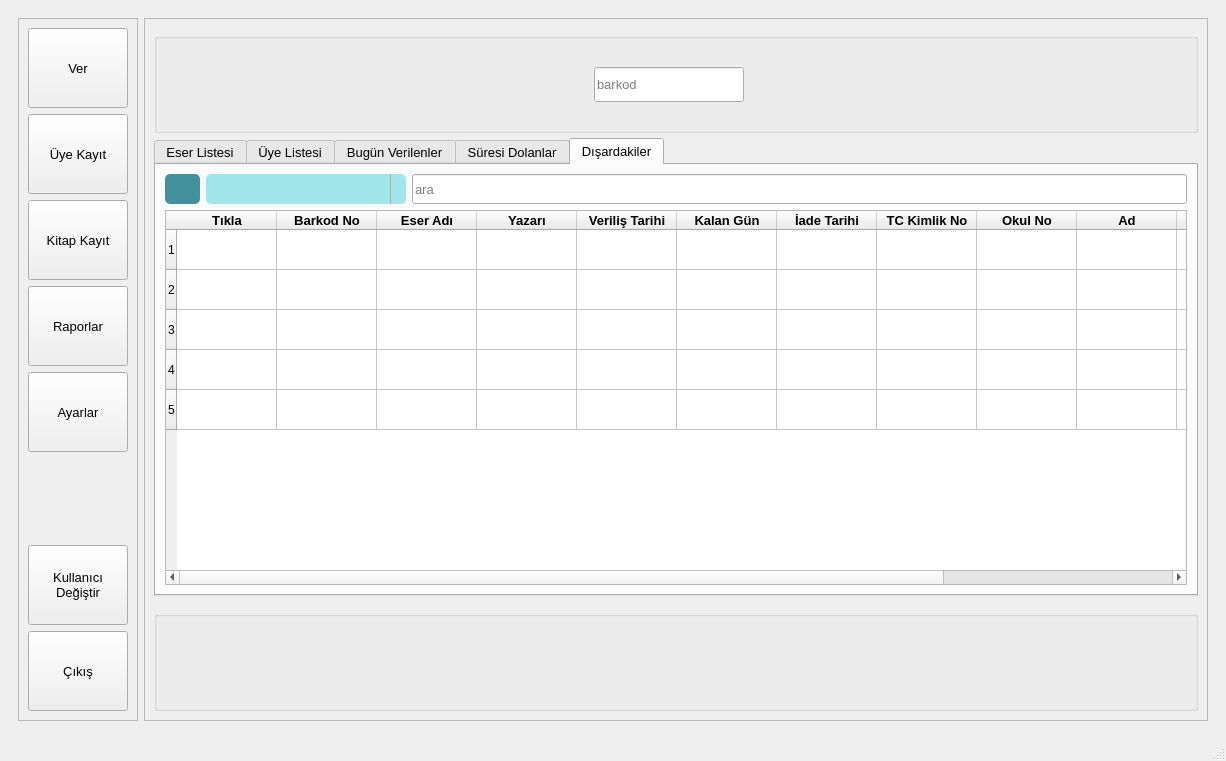
First picture: the form in ui/anasayfa2.ui, repository mseroglu/kutuphaneOtomasyon, before the edit.
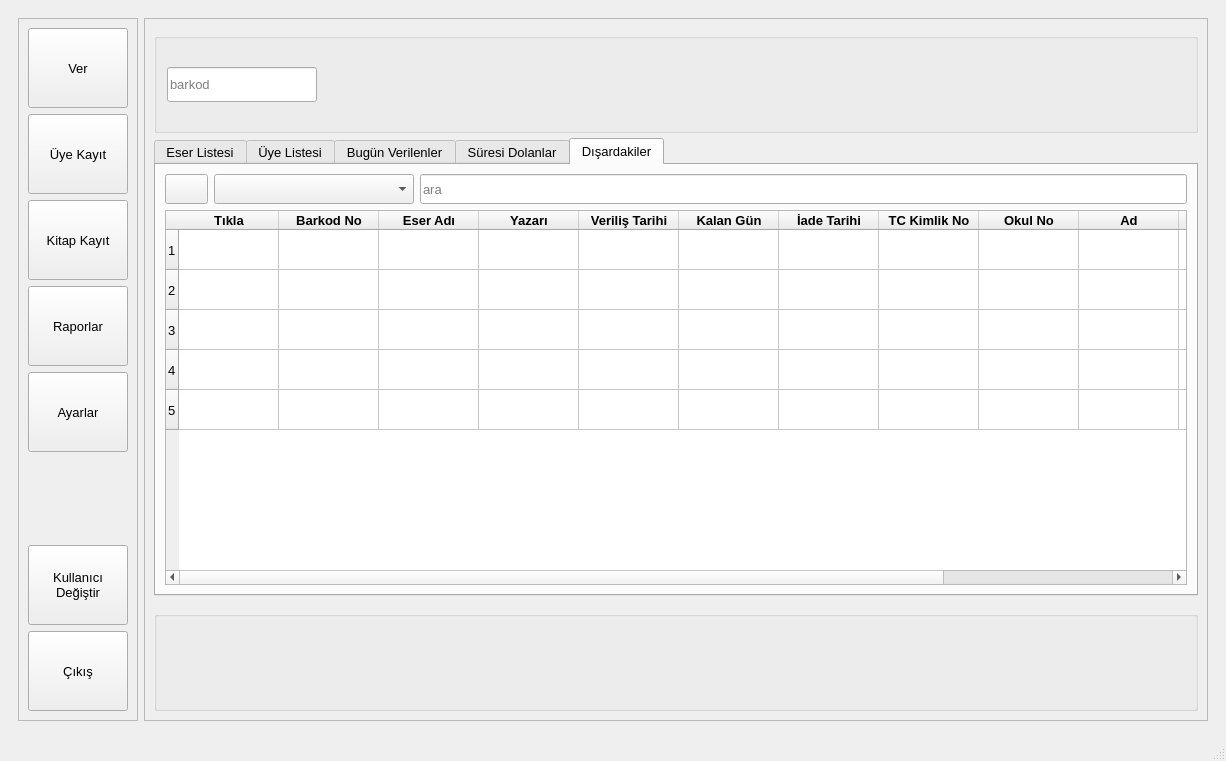
Second picture: the form after the edit. The open tabs and pages were chosen to show the change. Icons and pictures are not drawn.

What changed in the file:
```diff
--- a/ui/anasayfa2.ui
+++ b/ui/anasayfa2.ui
@@ -888,72 +888,10 @@
               <property name="bottomMargin">
                <number>0</number>
               </property>
-              <item>
-               <widget class="QLabel" name="label_logo_2">
-                <property name="sizePolicy">
-                 <sizepolicy hsizetype="Preferred" vsizetype="Preferred">
-                  <horstretch>0</horstretch>
-                  <verstretch>0</verstretch>
-                 </sizepolicy>
-                </property>
-                <property name="maximumSize">
-                 <size>
-                  <width>500</width>
-                  <height>16777215</height>
-                 </size>
-                </property>
-                <property name="font">
-                 <font>
-                  <family>Tahoma</family>
-                  <pointsize>10</pointsize>
-                 </font>
-                </property>
-                <property name="layoutDirection">
-                 <enum>Qt::LeftToRight</enum>
-                </property>
-                <property name="text">
-                 <string/>
-                </property>
-                <property name="pixmap">
-                 <pixmap>../img/panoramic_books.png</pixmap>
-                </property>
-                <property name="scaledContents">
-                 <bool>true</bool>
-                </property>
-                <property name="alignment">
-                 <set>Qt::AlignCenter</set>
-                </property>
-                <property name="margin">
-                 <number>0</number>
-                </property>
-                <property name="indent">
-                 <number>-1</number>
-                </property>
-               </widget>
-              </item>
-              <item>
-               <spacer name="horizontalSpacer">
-                <property name="font">
-                 <font>
-                  <family>Tahoma</family>
-                  <pointsize>10</pointsize>
-                 </font>
-                </property>
-                <property name="orientation">
-                 <enum>Qt::Horizontal</enum>
-                </property>
-                <property name="sizeHint" stdset="0">
-                 <size>
-                  <width>40</width>
-                  <height>20</height>
-                 </size>
-                </property>
-               </spacer>
-              </item>
               <item>
                <layout class="QHBoxLayout" name="horizontalLayout_4">
                 <property name="leftMargin">
-                 <number>100</number>
+                 <number>10</number>
                 </property>
                 <property name="rightMargin">
                  <number>100</number>
@@ -1090,25 +1028,7 @@
               </font>
              </property>
              <property name="styleSheet">
-              <string notr="true">QComboBox {background-color: rgba(66,146,157,255); color:white; border: None; border-radius: 5px; font-size: 11pt}
-
-QComboBox QAbstractItemView {color:rgb(0,100,200); background:rgb(200,200,200); selection-color: rgb(15,250,250); selection-background-color: rgb(100,100,100);  }
-
-QComboBox::drop-down {
-    subcontrol-origin: padding;
-    subcontrol-position: top right;
-    width: 15px;
-    color: #272727;
-    border-left-width: 1px;
-    border-left-color: darkgray;
-    border-left-style: solid;
-    border-top-right-radius: 3px;
-    border-bottom-right-radius: 3px;
-}
-QComboBox::down-arrow {
-    image: img/down_arrow.png;
-}
-</string>
+              <string notr="true"/>
              </property>
              <property name="tabShape">
               <enum>QTabWidget::Rounded</enum>
@@ -2543,6 +2463,9 @@
               </layout>
              </widget>
              <widget class="QWidget" name="tab_outsides">
+              <property name="styleSheet">
+               <string notr="true"/>
+              </property>
               <attribute name="title">
                <string>Dışardakiler</string>
               </attribute>
@@ -2564,7 +2487,7 @@
                     </font>
                    </property>
                    <property name="styleSheet">
-                    <string notr="true">QPushButton {background-color: rgba(66,146,157,255); border: None; border-radius: 5px}</string>
+                    <string notr="true"/>
                    </property>
                    <property name="text">
                     <string/>
@@ -2601,10 +2524,7 @@
                     </font>
                    </property>
                    <property name="styleSheet">
-                    <string notr="true">QComboBox {
-	background-color: rgba(160, 230, 234, 255);
-	color : rgb(50,50,50);
-}</string>
+                    <string notr="true"/>
                    </property>
                   </widget>
                  </item>
@@ -2658,9 +2578,7 @@
                   </font>
                  </property>
                  <property name="styleSheet">
-                  <string notr="true">QTableWidget:header {
-background-color:red;
-}</string>
+                  <string notr="true"/>
                  </property>
                  <property name="sortingEnabled">
                   <bool>false</bool>
@@ -2975,7 +2893,54 @@
              <property name="title">
               <string/>
              </property>
-             <layout class="QVBoxLayout" name="verticalLayout_6"/>
+             <property name="alignment">
+              <set>Qt::AlignRight|Qt::AlignTrailing|Qt::AlignVCenter</set>
+             </property>
+             <layout class="QHBoxLayout" name="horizontalLayout_12">
+              <item>
+               <widget class="QLabel" name="label_logo_2">
+                <property name="sizePolicy">
+                 <sizepolicy hsizetype="Preferred" vsizetype="Preferred">
+                  <horstretch>0</horstretch>
+                  <verstretch>0</verstretch>
+                 </sizepolicy>
+                </property>
+                <property name="maximumSize">
+                 <size>
+                  <width>300</width>
+                  <height>16777215</height>
+                 </size>
+                </property>
+                <property name="font">
+                 <font>
+                  <family>Tahoma</family>
+                  <pointsize>10</pointsize>
+                 </font>
+                </property>
+                <property name="layoutDirection">
+                 <enum>Qt::LeftToRight</enum>
+                </property>
+                <property name="text">
+                 <string/>
+                </property>
+                <property name="pixmap">
+                 <pixmap>../img/multicultural-reading-books.png</pixmap>
+                </property>
+                <property name="scaledContents">
+                 <bool>true</bool>
+                </property>
+                <property name="alignment">
+                 <set>Qt::AlignCenter</set>
+                </property>
+                <property name="margin">
+                 <number>0</number>
+                </property>
+                <property name="indent">
+                 <number>-1</number>
+                </property>
+               </widget>
+              </item>
+             </layout>
             </widget>
            </item>
           </layout>
```
Left out of the diff: 168 changed lines with no effect on the pictures.
